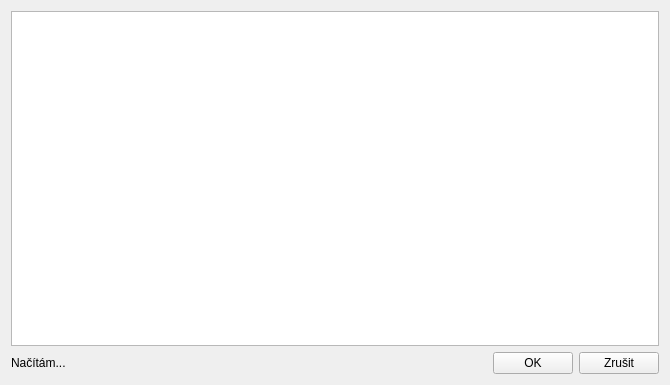
Above: src/gui/devselectdialog.ui from MartinUbl/kiv-psi-vtpgui before the change. Below: the same form after it.
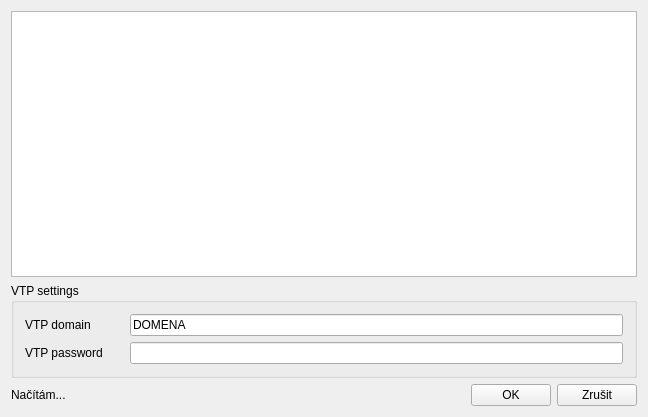
That is the form after the change.

Commit message: Make domain and password configurable

Diff of the .ui file:
```diff
--- a/src/gui/devselectdialog.ui
+++ b/src/gui/devselectdialog.ui
@@ -9,8 +9,8 @@
    <rect>
     <x>0</x>
     <y>0</y>
-    <width>670</width>
-    <height>385</height>
+    <width>648</width>
+    <height>417</height>
    </rect>
   </property>
   <property name="sizePolicy">
@@ -72,6 +72,47 @@
      </attribute>
     </widget>
    </item>
+   <item>
+    <widget class="QGroupBox" name="groupBox">
+     <property name="title">
+      <string>VTP settings</string>
+     </property>
+     <layout class="QVBoxLayout" name="verticalLayout_2">
+      <item>
+       <layout class="QHBoxLayout" name="horizontalLayout_2" stretch="1,5">
+        <item>
+         <widget class="QLabel" name="label">
+          <property name="text">
+           <string>VTP domain</string>
+          </property>
+         </widget>
+        </item>
+        <item>
+         <widget class="QLineEdit" name="domainLineEdit">
+          <property name="text">
+           <string>DOMENA</string>
+          </property>
+         </widget>
+        </item>
+       </layout>
+      </item>
+      <item>
+       <layout class="QHBoxLayout" name="horizontalLayout_4" stretch="1,5">
+        <item>
+         <widget class="QLabel" name="label_2">
+          <property name="text">
+           <string>VTP password</string>
+          </property>
+         </widget>
+        </item>
+        <item>
+         <widget class="QLineEdit" name="passwordLineEdit"/>
+        </item>
+       </layout>
+      </item>
+     </layout>
+    </widget>
+   </item>
    <item>
     <layout class="QHBoxLayout" name="horizontalLayout" stretch="0,0,0,0">
      <property name="spacing">
```
The commit also changes 3 other files.
